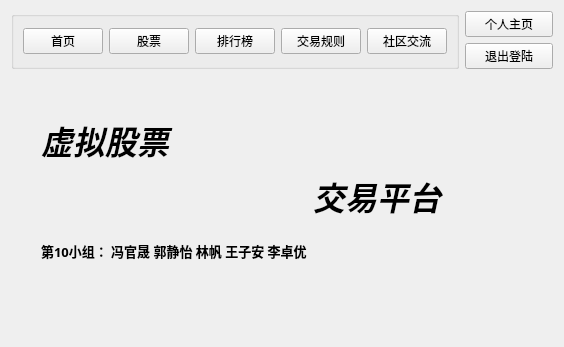
Before: the Qt Designer form VirtualStock_dir/mainwindow.ui in Vks-Feng/Nullptr, drawn with Qt 5.
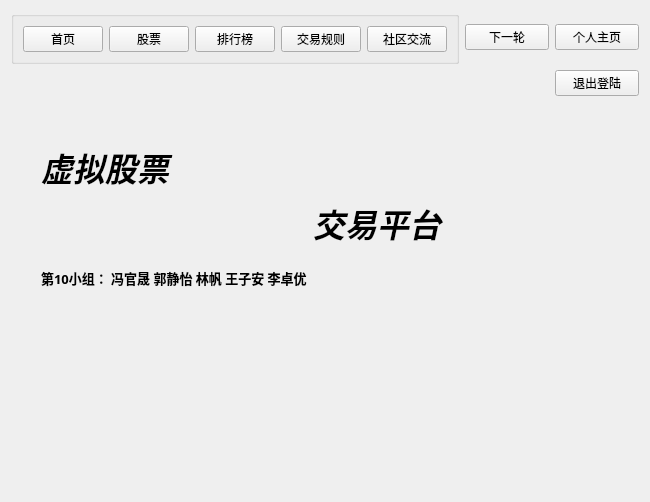
After: the same form once the commit is applied. The open tabs and pages were chosen to show the change.

Patch:
```diff
--- a/VirtualStock_dir/mainwindow.ui
+++ b/VirtualStock_dir/mainwindow.ui
@@ -6,22 +6,62 @@
    <rect>
     <x>0</x>
     <y>0</y>
-    <width>564</width>
-    <height>347</height>
+    <width>650</width>
+    <height>502</height>
    </rect>
   </property>
   <property name="windowTitle">
    <string>Form</string>
   </property>
   <layout class="QGridLayout" name="gridLayout">
-   <item row="1" column="1">
-    <widget class="QPushButton" name="leavebutton1">
-     <property name="text">
-      <string>退出登陆</string>
+   <item row="0" column="0">
+    <widget class="QGroupBox" name="groupBox">
+     <property name="title">
+      <string/>
      </property>
+     <layout class="QHBoxLayout" name="horizontalLayout">
+      <item>
+       <widget class="QPushButton" name="firstbutton1">
+        <property name="text">
+         <string>首页</string>
+        </property>
+       </widget>
+      </item>
+      <item>
+       <widget class="QPushButton" name="stockbutton1">
+        <property name="text">
+         <string>股票</string>
+        </property>
+       </widget>
+      </item>
+      <item>
+       <widget class="QPushButton" name="rankbutton1">
+        <property name="text">
+         <string>排行榜</string>
+        </property>
+       </widget>
+      </item>
+      <item>
+       <widget class="QPushButton" name="dealbutton1">
+        <property name="text">
+         <string>交易规则</string>
+        </property>
+       </widget>
+      </item>
+      <item>
+       <widget class="QPushButton" name="communitybutton1">
+        <property name="enabled">
+         <bool>true</bool>
+        </property>
+        <property name="text">
+         <string>社区交流</string>
+        </property>
+       </widget>
+      </item>
+     </layout>
     </widget>
    </item>
-   <item row="2" column="0" colspan="2">
+   <item row="3" column="0" colspan="3">
     <widget class="QStackedWidget" name="selectpage">
      <property name="currentIndex">
       <number>3</number>
@@ -258,58 +298,32 @@
      </widget>
     </widget>
    </item>
-   <item row="0" column="1">
+   <item row="0" column="2">
     <widget class="QPushButton" name="personpage1">
      <property name="text">
       <string>个人主页</string>
      </property>
     </widget>
    </item>
-   <item row="0" column="0" rowspan="2">
-    <widget class="QGroupBox" name="groupBox">
-     <property name="title">
+   <item row="1" column="2">
+    <widget class="QPushButton" name="leavebutton1">
+     <property name="text">
+      <string>退出登陆</string>
+     </property>
+    </widget>
+   </item>
+   <item row="0" column="1">
+    <widget class="QPushButton" name="nextroundbutton">
+     <property name="text">
+      <string>下一轮</string>
+     </property>
+    </widget>
+   </item>
+   <item row="1" column="1">
+    <widget class="QLabel" name="timelabel">
+     <property name="text">
       <string/>
      </property>
-     <layout class="QHBoxLayout" name="horizontalLayout">
-      <item>
-       <widget class="QPushButton" name="firstbutton1">
-        <property name="text">
-         <string>首页</string>
-        </property>
-       </widget>
-      </item>
-      <item>
-       <widget class="QPushButton" name="stockbutton1">
-        <property name="text">
-         <string>股票</string>
-        </property>
-       </widget>
-      </item>
-      <item>
-       <widget class="QPushButton" name="rankbutton1">
-        <property name="text">
-         <string>排行榜</string>
-        </property>
-       </widget>
-      </item>
-      <item>
-       <widget class="QPushButton" name="dealbutton1">
-        <property name="text">
-         <string>交易规则</string>
-        </property>
-       </widget>
-      </item>
-      <item>
-       <widget class="QPushButton" name="communitybutton1">
-        <property name="enabled">
-         <bool>true</bool>
-        </property>
-        <property name="text">
-         <string>社区交流</string>
-        </property>
-       </widget>
-      </item>
-     </layout>
     </widget>
    </item>
   </layout>
```
Left out of the diff: 2 changed lines with no effect on the pictures.
